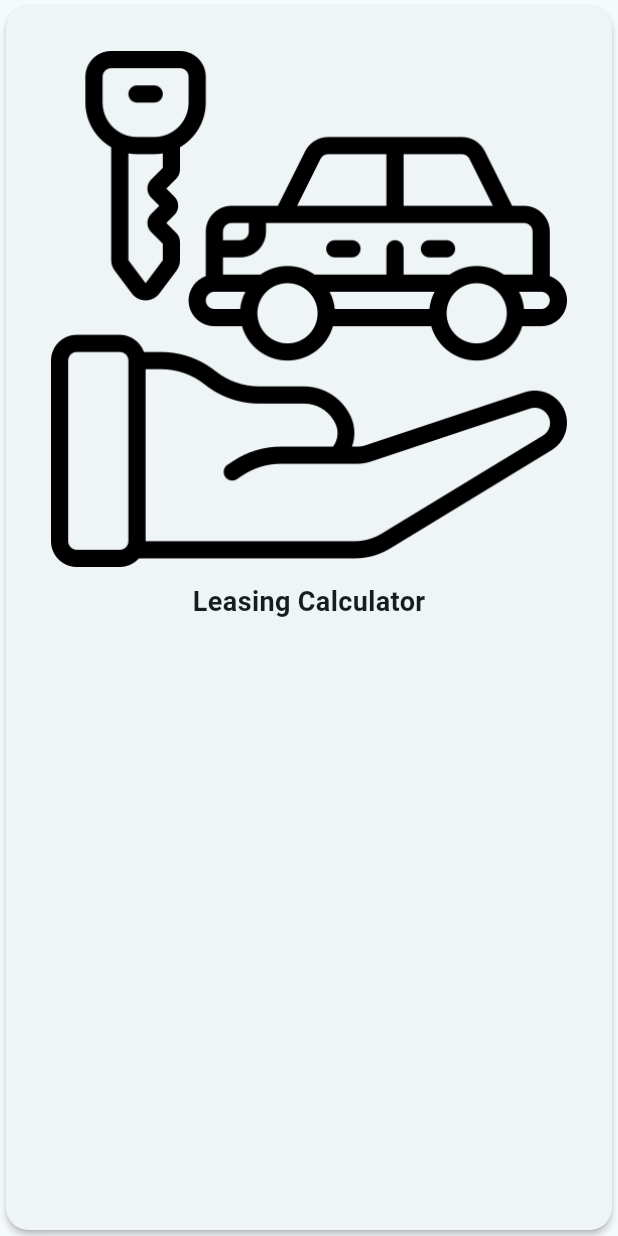
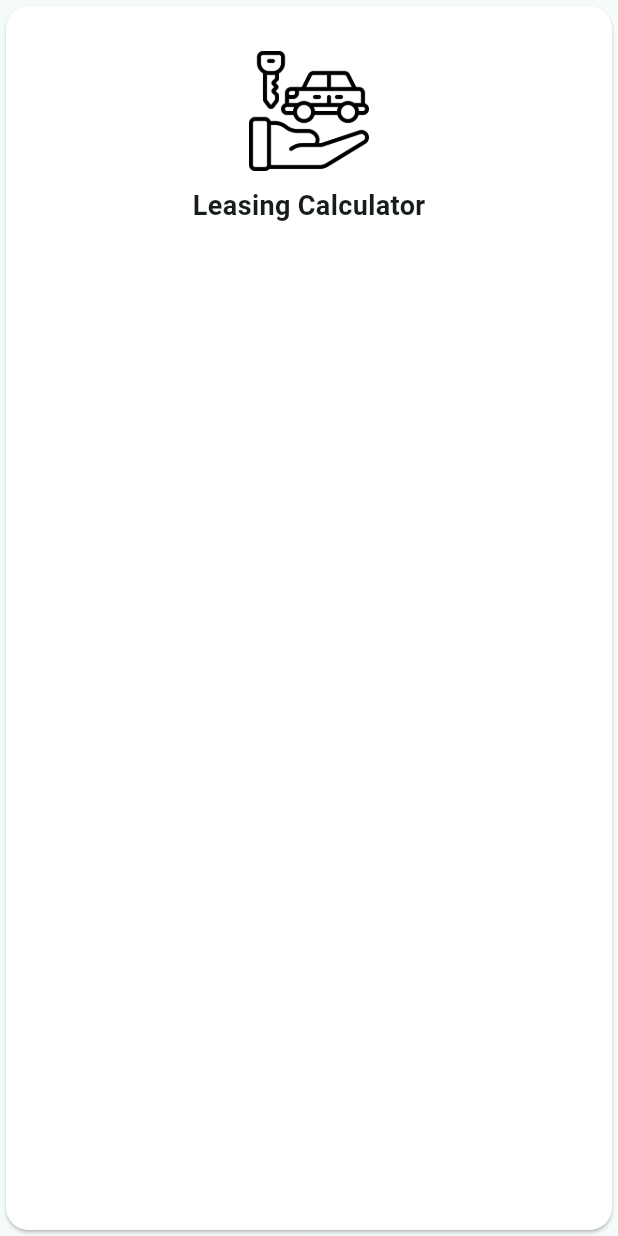
Before and after one commit to Amortization-Calculator/amortization-calculator-app, a Flutter app: the ServiceCardWidget widget shown alone on an empty page, opened directly, on a phone screen of 412 x 824 dp. Run offline on Flutter 3.47's test engine with Material 3 defaults, Android fonts, the phone set to English and light mode, and no system bars; our stand-ins replace connectivity_plus, get, percent_indicator, share_plus, shared_preferences; missing offline and left inert: finance_updated, open_file_plus; accounts and stored records are empty.

Commit message:
add service card

```diff
--- a/lib/features/home/widgets/service_card_widget.dart
+++ b/lib/features/home/widgets/service_card_widget.dart
@@ -20,17 +20,22 @@ class ServiceCardWidget extends StatelessWidget {
         Get.to(() => page);
       },
       borderRadius: BorderRadius.circular(15.0),
+      child: SizedBox(
+        width: double.infinity,
         child: Card(
           shape: RoundedRectangleBorder(
             borderRadius: BorderRadius.circular(15.0),
           ),
-        elevation: 2,
+          color: Colors.white,
+          elevation: 1,
           child: Padding(
             padding: const EdgeInsets.all(30.0),
             child: Column(
+              crossAxisAlignment: CrossAxisAlignment.center,
               children: [
                 Image.asset(
                   iconPath,
+                  height: 80,
                 ),
                 const SizedBox(height: 10),
                 Text(
@@ -44,6 +49,7 @@ class ServiceCardWidget extends StatelessWidget {
             ),
           ),
         ),
+      ),
     );
   }
 }
```
Lines whose indentation alone changed are shown as unchanged.
